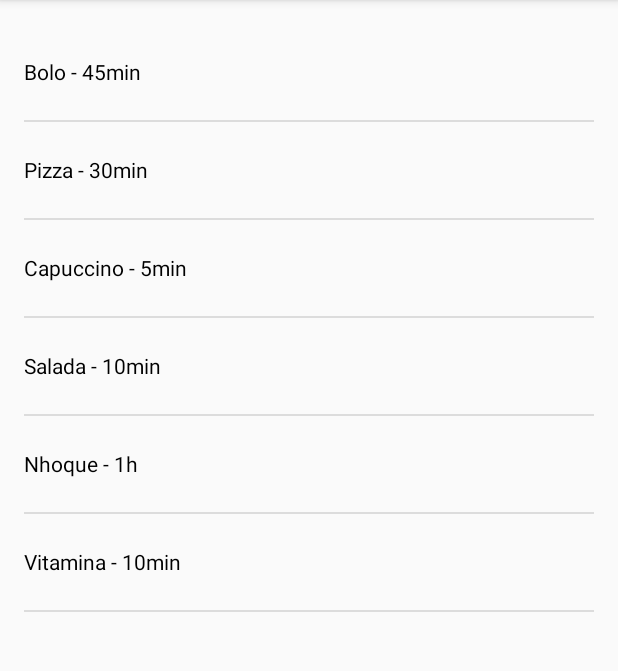
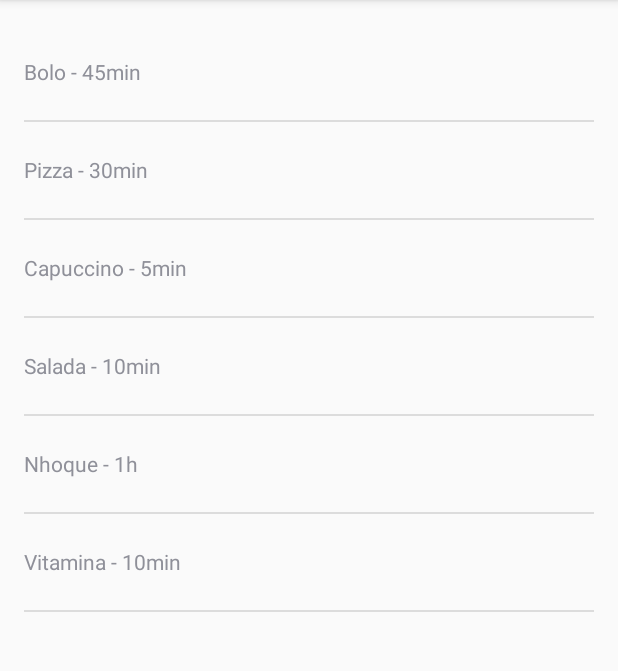
Before and after one commit to rodrigoccurvo/AtividadeAndroid, an Android app: the screen it shows after launch (MainActivity), on a phone screen of 412 x 824 dp, the part 84-755 px from its top. Run offline under Robolectric (Android 15) with nearby library versions, the phone set to English and light mode, and no system bars.

Commit message:
Desfazendo cor pra refazer

```diff
--- a/app/src/main/res/layout/item_lista.xml
+++ b/app/src/main/res/layout/item_lista.xml
@@ -4,7 +4,6 @@
     android:layout_height="match_parent"
     android:minHeight="?android:attr/listPreferredItemHeight"
     android:gravity="center_vertical"
-    android:id="@+id/item_texto"
-    android:textColor="@android:color/black">
+    android:id="@+id/item_texto">
 
 </TextView>
```
